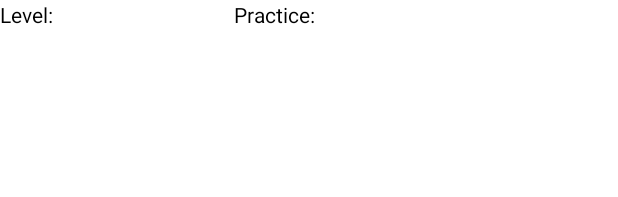
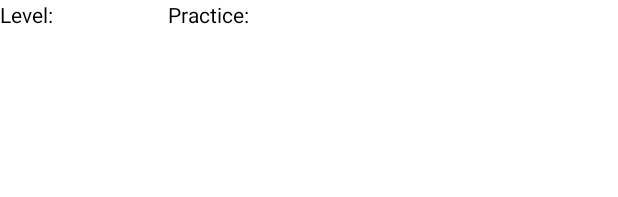
Before and after one commit to LaviCohen/MathPractice, an Android app: the layout practice_layout.xml on its own in the app's theme, with its tools: preview values and no code run, on a phone screen of 412 x 824 dp. Shown: the top 197 px of the screen. Run offline under Robolectric (Android 15) with nearby library versions, the phone set to English and light mode, and no system bars.

Commit message:
Fixing Visual Issues
Making settings title black.

```diff
--- a/app/src/main/AndroidManifest.xml
+++ b/app/src/main/AndroidManifest.xml
@@ -46,7 +46,8 @@
         </activity>
         <activity
             android:name=".activities.settings.SettingsActivity"
-            android:exported="false">
+            android:exported="false"
+            android:theme="@style/PreferenceScreen">
             <meta-data
                 android:name="android.app.lib_name"
                 android:value="" />
--- a/app/src/main/res/layout/practice_layout.xml
+++ b/app/src/main/res/layout/practice_layout.xml
@@ -14,7 +14,7 @@
     <TextView
         android:id="@+id/level"
         android:layout_width="0dp"
-        android:layout_weight="0.2"
+        android:layout_weight="0.1"
         android:layout_height="match_parent"
         android:textColor="@color/black"/>
     <TextView
@@ -27,7 +27,7 @@
     <TextView
         android:id="@+id/practice"
         android:layout_width="0dp"
-        android:layout_weight="0.25"
+        android:layout_weight="0.4"
         android:layout_height="match_parent"
         android:textColor="@color/black"/>
     <TextView
--- a/app/src/main/res/values/themes.xml
+++ b/app/src/main/res/values/themes.xml
@@ -19,6 +19,10 @@
         <item name="windowNoTitle">true</item>
     </style>
 
+    <style name="PreferenceScreen" parent="Theme.MathPractice">
+        <item name="android:textColor">@color/black</item>
+    </style>
+
     <style name="Theme.MathPractice.AppBarOverlay" parent="ThemeOverlay.AppCompat.Dark.ActionBar" />
 
     <style name="Theme.MathPractice.PopupOverlay" parent="ThemeOverlay.AppCompat.Light" />
```
